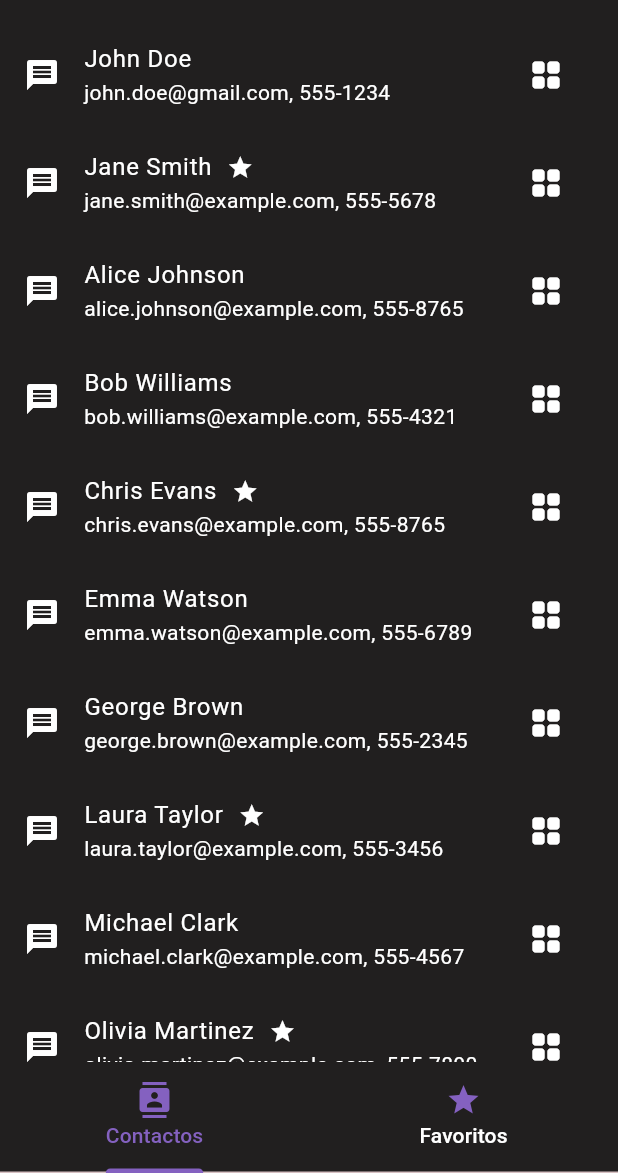
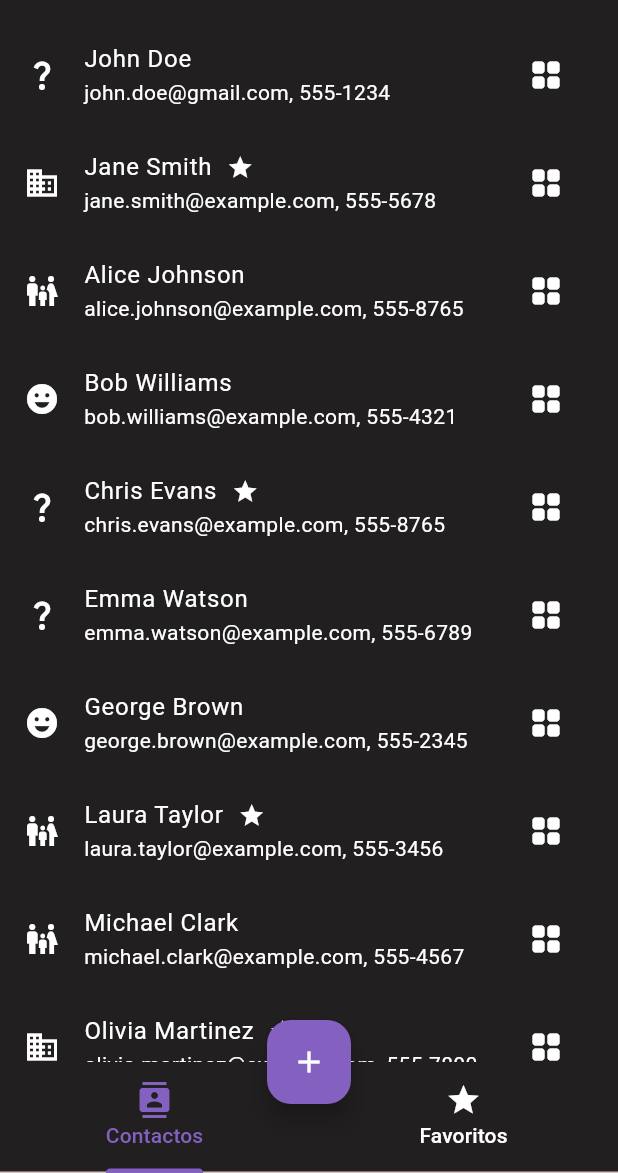
Before and after one commit to joseaej/Agenda, a Flutter app: the screen it shows after launch, on a phone screen of 412 x 824 dp, the part 63-1236 px from its top. Run offline on Flutter 3.47's test engine with Material 3 defaults, Android fonts, the phone set to English and light mode, and no system bars; our stand-ins replace font_awesome_flutter.

Commit message:
update contactsPage.dart

```diff
--- a/lib/main.dart
+++ b/lib/main.dart
@@ -11,36 +11,254 @@ void main() {
 }
 
 var agenda = AgendaData(contacts: [
-    Contact(id: 1, name: "John", surname: "Doe", email: "john.doe@gmail.com", phone: "555-1234", birthdate: DateTime(1996, 7, 19)),
-    Contact(id: 2, name: "Jane", surname: "Smith", email: "jane.smith@example.com", phone: "555-5678", birthdate: DateTime(1990, 12, 5), isFavorite: true, labels: ["Work", "VIP"]),
-    Contact(id: 3, name: "Alice", surname: "Johnson", email: "alice.johnson@example.com", phone: "555-8765", birthdate: DateTime(1985, 3, 15), labels: ["Family"]),
-    Contact(id: 4, name: "Bob", surname: "Williams", email: "bob.williams@example.com", phone: "555-4321", birthdate: DateTime(1982, 8, 23), labels: ["Friend", "Gym"]),
-    Contact(id: 5, name: "Chris", surname: "Evans", email: "chris.evans@example.com", phone: "555-8765", birthdate: DateTime(1992, 2, 20), isFavorite: true, labels: ["Work"]),
-    Contact(id: 6, name: "Emma", surname: "Watson", email: "emma.watson@example.com", phone: "555-6789", birthdate: DateTime(1991, 4, 15), labels: ["VIP", "Work"]),
-    Contact(id: 7, name: "George", surname: "Brown", email: "george.brown@example.com", phone: "555-2345", birthdate: DateTime(1987, 5, 10), labels: ["Friend"]),
-    Contact(id: 8, name: "Laura", surname: "Taylor", email: "laura.taylor@example.com", phone: "555-3456", birthdate: DateTime(1995, 10, 30), isFavorite: true, labels: ["Family", "VIP"]),
-    Contact(id: 9, name: "Michael", surname: "Clark", email: "michael.clark@example.com", phone: "555-4567", birthdate: DateTime(1983, 11, 22), labels: ["Friend", "Gym"]),
-    Contact(id: 10, name: "Olivia", surname: "Martinez", email: "olivia.martinez@example.com", phone: "555-7890", birthdate: DateTime(1997, 1, 18), isFavorite: true, labels: ["Work"]),
-    Contact(id: 11, name: "Daniel", surname: "Moore", email: "daniel.moore@example.com", phone: "555-6543", birthdate: DateTime(1994, 6, 14), labels: ["Family"]),
-    Contact(id: 12, name: "Sophia", surname: "Lee", email: "sophia.lee@example.com", phone: "555-9876", birthdate: DateTime(1993, 8, 22), isFavorite: false, labels: ["VIP"]),
-    Contact(id: 13, name: "James", surname: "Harris", email: "james.harris@example.com", phone: "555-2134", birthdate: DateTime(1998, 3, 9), labels: ["Gym"]),
-    Contact(id: 14, name: "Liam", surname: "Clarkson", email: "liam.clarkson@example.com", phone: "555-5647", birthdate: DateTime(1992, 9, 25), isFavorite: true, labels: ["Work", "Family"]),
-    Contact(id: 15, name: "Mia", surname: "Martinez", email: "mia.martinez@example.com", phone: "555-3465", birthdate: DateTime(1988, 7, 13), labels: ["VIP"]),
-    Contact(id: 16, name: "Elijah", surname: "Taylor", email: "elijah.taylor@example.com", phone: "555-1765", birthdate: DateTime(1990, 11, 30), labels: ["Friend", "Family"]),
-    Contact(id: 17, name: "Isabella", surname: "Allen", email: "isabella.allen@example.com", phone: "555-7654", birthdate: DateTime(1984, 4, 28), isFavorite: true, labels: ["Family"]),
-    Contact(id: 18, name: "Aiden", surname: "Young", email: "aiden.young@example.com", phone: "555-9873", birthdate: DateTime(1995, 12, 16), labels: ["Gym"]),
-    Contact(id: 19, name: "Emily", surname: "King", email: "emily.king@example.com", phone: "555-3125", birthdate: DateTime(1999, 2, 7), labels: ["VIP"]),
-    Contact(id: 20, name: "Benjamin", surname: "Perez", email: "benjamin.perez@example.com", phone: "555-4562", birthdate: DateTime(1991, 10, 3), labels: ["Work", "Friend"]),
-    Contact(id: 21, name: "Abigail", surname: "Robinson", email: "abigail.robinson@example.com", phone: "555-6547", birthdate: DateTime(1986, 3, 24), isFavorite: false),
-    Contact(id: 22, name: "Lucas", surname: "Scott", email: "lucas.scott@example.com", phone: "555-4589", birthdate: DateTime(1982, 6, 29), labels: ["Friend"]),
-    Contact(id: 23, name: "Amelia", surname: "Campbell", email: "amelia.campbell@example.com", phone: "555-7864", birthdate: DateTime(1994, 7, 15), labels: ["VIP"]),
-    Contact(id: 24, name: "Henry", surname: "Turner", email: "henry.turner@example.com", phone: "555-2943", birthdate: DateTime(1990, 8, 20), labels: ["Family", "Work"]),
-    Contact(id: 25, name: "Victoria", surname: "Phillips", email: "victoria.phillips@example.com", phone: "555-9156", birthdate: DateTime(1989, 9, 5), labels: ["Friend"]),
-    Contact(id: 26, name: "Jack", surname: "Collins", email: "jack.collins@example.com", phone: "555-3675", birthdate: DateTime(1998, 1, 30), isFavorite: true, labels: ["Work"]),
-    Contact(id: 27, name: "Harper", surname: "Evans", email: "harper.evans@example.com", phone: "555-4768", birthdate: DateTime(1995, 5, 14), labels: ["VIP"]),
-    Contact(id: 28, name: "Alexander", surname: "Wright", email: "alexander.wright@example.com", phone: "555-2347", birthdate: DateTime(1983, 12, 19), labels: ["Friend", "Family"]),
-    Contact(id: 29, name: "Grace", surname: "Baker", email: "grace.baker@example.com", phone: "555-8794", birthdate: DateTime(1987, 11, 11), isFavorite: false, labels: ["Gym"]),
-    Contact(id: 30, name: "Sebastian", surname: "Green", email: "sebastian.green@example.com", phone: "555-2143", birthdate: DateTime(1993, 4, 18), labels: ["Work"]),
+  Contact(
+      id: 1,
+      name: "John",
+      surname: "Doe",
+      email: "john.doe@gmail.com",
+      phone: "555-1234",
+      birthdate: DateTime(1996, 7, 19)),
+  Contact(
+      id: 2,
+      name: "Jane",
+      surname: "Smith",
+      email: "jane.smith@example.com",
+      phone: "555-5678",
+      birthdate: DateTime(1990, 12, 5),
+      isFavorite: true,
+      labels: ["Trabajo", "VIP"]),
+  Contact(
+      id: 3,
+      name: "Alice",
+      surname: "Johnson",
+      email: "alice.johnson@example.com",
+      phone: "555-8765",
+      birthdate: DateTime(1985, 3, 15),
+      labels: ["Familia"]),
+  Contact(
+      id: 4,
+      name: "Bob",
+      surname: "Williams",
+      email: "bob.williams@example.com",
+      phone: "555-4321",
+      birthdate: DateTime(1982, 8, 23),
+      labels: ["Amistad", "Gym"]),
+  Contact(
+      id: 5,
+      name: "Chris",
+      surname: "Evans",
+      email: "chris.evans@example.com",
+      phone: "555-8765",
+      birthdate: DateTime(1992, 2, 20),
+      isFavorite: true,
+      labels: ["Work"]),
+  Contact(
+      id: 6,
+      name: "Emma",
+      surname: "Watson",
+      email: "emma.watson@example.com",
+      phone: "555-6789",
+      birthdate: DateTime(1991, 4, 15),
+      labels: ["VIP", "Trabajo"]),
+  Contact(
+      id: 7,
+      name: "George",
+      surname: "Brown",
+      email: "george.brown@example.com",
+      phone: "555-2345",
+      birthdate: DateTime(1987, 5, 10),
+      labels: ["Amistad"]),
+  Contact(
+      id: 8,
+      name: "Laura",
+      surname: "Taylor",
+      email: "laura.taylor@example.com",
+      phone: "555-3456",
+      birthdate: DateTime(1995, 10, 30),
+      isFavorite: true,
+      labels: ["Familia", "VIP"]),
+  Contact(
+      id: 9,
+      name: "Michael",
+      surname: "Clark",
+      email: "michael.clark@example.com",
+      phone: "555-4567",
+      birthdate: DateTime(1983, 11, 22),
+      labels: ["Familia", "Gym"]),
+  Contact(
+      id: 10,
+      name: "Olivia",
+      surname: "Martinez",
+      email: "olivia.martinez@example.com",
+      phone: "555-7890",
+      birthdate: DateTime(1997, 1, 18),
+      isFavorite: true,
+      labels: ["Trabajo"]),
+  Contact(
+      id: 11,
+      name: "Daniel",
+      surname: "Moore",
+      email: "daniel.moore@example.com",
+      phone: "555-6543",
+      birthdate: DateTime(1994, 6, 14),
+      labels: ["Familia"]),
+  Contact(
+      id: 12,
+      name: "Sophia",
+      surname: "Lee",
+      email: "sophia.lee@example.com",
+      phone: "555-9876",
+      birthdate: DateTime(1993, 8, 22),
+      isFavorite: false,
+      labels: ["VIP"]),
+  Contact(
+      id: 13,
+      name: "James",
+      surname: "Harris",
+      email: "james.harris@example.com",
+      phone: "555-2134",
+      birthdate: DateTime(1998, 3, 9),
+      labels: ["Gym"]),
+  Contact(
+      id: 14,
+      name: "Liam",
+      surname: "Clarkson",
+      email: "liam.clarkson@example.com",
+      phone: "555-5647",
+      birthdate: DateTime(1992, 9, 25),
+      isFavorite: true,
+      labels: ["Trabajo", "Familia"]),
+  Contact(
+      id: 15,
+      name: "Mia",
+      surname: "Martinez",
+      email: "mia.martinez@example.com",
+      phone: "555-3465",
+      birthdate: DateTime(1988, 7, 13),
+      labels: ["VIP"]),
+  Contact(
+      id: 16,
+      name: "Elijah",
+      surname: "Taylor",
+      email: "elijah.taylor@example.com",
+      phone: "555-1765",
+      birthdate: DateTime(1990, 11, 30),
+      labels: ["Amistad", "Familia"]),
+  Contact(
+      id: 17,
+      name: "Isabella",
+      surname: "Allen",
+      email: "isabella.allen@example.com",
+      phone: "555-7654",
+      birthdate: DateTime(1984, 4, 28),
+      isFavorite: true,
+      labels: ["Familia"]),
+  Contact(
+      id: 18,
+      name: "Aiden",
+      surname: "Young",
+      email: "aiden.young@example.com",
+      phone: "555-9873",
+      birthdate: DateTime(1995, 12, 16),
+      labels: ["Gym"]),
+  Contact(
+      id: 19,
+      name: "Emily",
+      surname: "King",
+      email: "emily.king@example.com",
+      phone: "555-3125",
+      birthdate: DateTime(1999, 2, 7),
+      labels: ["VIP"]),
+  Contact(
+      id: 20,
+      name: "Benjamin",
+      surname: "Perez",
+      email: "benjamin.perez@example.com",
+      phone: "555-4562",
+      birthdate: DateTime(1991, 10, 3),
+      labels: ["Trabajo", "Amistad"]),
+  Contact(
+      id: 21,
+      name: "Abigail",
+      surname: "Robinson",
+      email: "abigail.robinson@example.com",
+      phone: "555-6547",
+      birthdate: DateTime(1986, 3, 24),
+      isFavorite: false),
+  Contact(
+      id: 22,
+      name: "Lucas",
+      surname: "Scott",
+      email: "lucas.scott@example.com",
+      phone: "555-4589",
+      birthdate: DateTime(1982, 6, 29),
+      labels: ["Amistad"]),
+  Contact(
+      id: 23,
+      name: "Amelia",
+      surname: "Campbell",
+      email: "amelia.campbell@example.com",
+      phone: "555-7864",
+      birthdate: DateTime(1994, 7, 15),
+      labels: ["VIP"]),
+  Contact(
+      id: 24,
+      name: "Henry",
+      surname: "Turner",
+      email: "henry.turner@example.com",
+      phone: "555-2943",
+      birthdate: DateTime(1990, 8, 20),
+      labels: ["Familia", "Trabajo"]),
+  Contact(
+      id: 25,
+      name: "Victoria",
+      surname: "Phillips",
+      email: "victoria.phillips@example.com",
+      phone: "555-9156",
+      birthdate: DateTime(1989, 9, 5),
+      labels: ["Amistad"]),
+  Contact(
+      id: 26,
+      name: "Jack",
+      surname: "Collins",
+      email: "jack.collins@example.com",
+      phone: "555-3675",
+      birthdate: DateTime(1998, 1, 30),
+      isFavorite: true,
+      labels: ["Trabajo"]),
+  Contact(
+      id: 27,
+      name: "Harper",
+      surname: "Evans",
+      email: "harper.evans@example.com",
+      phone: "555-4768",
+      birthdate: DateTime(1995, 5, 14),
+      labels: ["VIP"]),
+  Contact(
+      id: 28,
+      name: "Alexander",
+      surname: "Wright",
+      email: "alexander.wright@example.com",
+      phone: "555-2347",
+      birthdate: DateTime(1983, 12, 19),
+      labels: ["Amistad", "Familia"]),
+  Contact(
+      id: 29,
+      name: "Grace",
+      surname: "Baker",
+      email: "grace.baker@example.com",
+      phone: "555-8794",
+      birthdate: DateTime(1987, 11, 11),
+      isFavorite: false,
+      labels: ["Gym"]),
+  Contact(
+      id: 30,
+      name: "Sebastian",
+      surname: "Green",
+      email: "sebastian.green@example.com",
+      phone: "555-2143",
+      birthdate: DateTime(1993, 4, 18),
+      labels: ["Trabajo"]),
 ]);
 
 class MyApp extends StatelessWidget {
@@ -51,14 +269,13 @@ class MyApp extends StatelessWidget {
     return ChangeNotifierProvider(
         create: (context) => agenda,
         child: MaterialApp(
+            debugShowCheckedModeBanner: false,
             title: 'Agenda',
             theme: ThemeData(
               colorScheme: ColorScheme.fromSeed(
                   seedColor: const Color.fromARGB(235, 33, 31, 31)),
               useMaterial3: true,
             ),
-      home: const ContactPage()
-      )
-    );
+            home: const ContactPage()));
   }
 }
--- a/lib/pages/contactDetailsPage.dart
+++ b/lib/pages/contactDetailsPage.dart
@@ -229,15 +229,52 @@ class _ContactDetailsPageState extends State<ContactDetailsPage> {
 
                   List<String> updatedLabels = inputText
                       .split(",")
+                      .where((label) => label.isNotEmpty)
                       .map((label) =>
                           label[0].toUpperCase() + label.substring(1))
-                      .where((label) => label.isNotEmpty)
                       .map((label) => label.trim())
                       .toList();
 
                   contact.labels = updatedLabels;
                   setState(() {
-
+                    switch ((contact.labels.isEmpty)
+                        ? "Desconocido"
+                        : contact.labels[0]) {
+                      case "Amistad":
+                        iconolabel = Icon(
+                          Icons.person,
+                          color: Colors.white,
+                          size: 120,
+                        );
+                        break;
+                      case "Trabajo":
+                        iconolabel = Icon(
+                          Icons.work,
+                          color: Colors.white,
+                          size: 120,
+                        );
+                        break;
+                      case "casa":
+                        iconolabel = Icon(
+                          Icons.house,
+                          color: Colors.white,
+                          size: 120,
+                        );
+                        break;
+                      case "Gym":
+                        iconolabel = Icon(
+                          Icons.sports_gymnastics,
+                          color: Colors.white,
+                          size: 120,
+                        );
+                        break;
+                      default:
+                        iconolabel = Icon(
+                          Icons.question_mark,
+                          color: Colors.white,
+                          size: 120,
+                        );
+                    }
                   });
                   print("Etiquetas actualizadas: ${contact.labels}");
 
--- a/lib/pages/contactsPage.dart
+++ b/lib/pages/contactsPage.dart
@@ -1,6 +1,8 @@
 // ignore_for_file: prefer_const_constructors
 
 import 'package:agenda/datas/agenda_data.dart';
+import 'package:agenda/datas/contactdata.dart';
+import 'package:agenda/pages/editPage.dart';
 import 'package:flutter/material.dart';
 import 'package:provider/provider.dart';
 import 'package:font_awesome_flutter/font_awesome_flutter.dart';
@@ -13,8 +15,11 @@ class ContactPage extends StatefulWidget {
 }
 
 class _ContactPageState extends State<ContactPage> {
+  Icon icono = Icon(Icons.battery_unknown_outlined);
   @override
   Widget build(BuildContext context) {
+    var state = Provider.of<AgendaData>;
+    return Consumer<AgendaData>(builder: (context, state, child) {
       return SafeArea(
         child: DefaultTabController(
           length: 2,
@@ -28,9 +33,22 @@ class _ContactPageState extends State<ContactPage> {
                 _listFavorite(),
               ],
             ),
+            floatingActionButton: FloatingActionButton(
+              onPressed: () {
+                Navigator.of(context).pop(EditPage());
+              },
+              backgroundColor: Color.fromARGB(255, 132, 97, 192),
+              child: Icon(
+                Icons.add,
+                color: Colors.white,
+              ),
+            ),
+            floatingActionButtonLocation:
+                FloatingActionButtonLocation.centerDocked,
           ),
         ),
       );
+    });
   }
 
   Widget _contactList() {
@@ -40,8 +58,52 @@ class _ContactPageState extends State<ContactPage> {
           itemCount: state.contacts.length,
           itemBuilder: (context, index) {
             final contact = state.contacts[index];
+            final List<String> updatedLabels = contact.labels
+                .where((label) => label.isNotEmpty)
+                .map((label) => label[0].toUpperCase() + label.substring(1))
+                .map((label) => label.trim())
+                .toList();
+            contact.labels = updatedLabels;
+            switch (
+                (contact.labels.isEmpty) ? "Desconocido" : contact.labels[0]) {
+              case "Amistad":
+                icono = Icon(
+                  Icons.emoji_emotions,
+                  color: Colors.white,
+                );
+                break;
+              case "Trabajo":
+                icono = Icon(
+                  Icons.business,
+                  color: Colors.white,
+                );
+                break;
+              case "Casa":
+                icono = Icon(
+                  Icons.house,
+                  color: Colors.white,
+                );
+                break;
+              case "Familia":
+                icono = Icon(
+                  Icons.family_restroom,
+                  color: Colors.white,
+                );
+                break;
+              case "Gym":
+                icono = Icon(
+                  Icons.fitness_center,
+                  color: Colors.white,
+                );
+                break;
+              default:
+                icono = Icon(
+                  Icons.question_mark,
+                  color: Colors.white,
+                );
+            }
             return ListTile(
-              leading: Icon(Icons.message, color: Colors.white),
+              leading: icono,
               title: Row(
                 children: [
                   Text(
@@ -49,8 +111,10 @@ class _ContactPageState extends State<ContactPage> {
                     style: TextStyle(color: Colors.white),
                   ),
                   if (contact.isFavorite)
-                    Padding(padding: EdgeInsets.fromLTRB(10,0,0,0),
-                    child: Icon(Icons.star, color: Colors.white, size: 18),)
+                    Padding(
+                      padding: EdgeInsets.fromLTRB(10, 0, 0, 0),
+                      child: Icon(Icons.star, color: Colors.white, size: 18),
+                    )
                 ],
               ),
               subtitle: Text(
@@ -71,13 +135,14 @@ class _ContactPageState extends State<ContactPage> {
   Widget _listFavorite() {
     return Consumer<AgendaData>(
       builder: (context, state, child) {
-        final favoriteContacts = state.contacts.where((contact) => contact.isFavorite).toList();
+        final favoriteContacts =
+            state.contacts.where((contact) => contact.isFavorite).toList();
         return ListView.builder(
           itemCount: favoriteContacts.length,
           itemBuilder: (context, index) {
             final contact = favoriteContacts[index];
             return ListTile(
-              leading: Icon(Icons.battery_unknown_outlined),
+              leading: icono,
               title: Row(
                 children: [
                   Text(
@@ -85,8 +150,10 @@ class _ContactPageState extends State<ContactPage> {
                     style: TextStyle(color: Colors.white),
                   ),
                   if (contact.isFavorite)
-                    Padding(padding: EdgeInsets.fromLTRB(10,0,0,0),
-                    child: Icon(Icons.star, color: Colors.white, size: 18),)
+                    Padding(
+                      padding: EdgeInsets.fromLTRB(10, 0, 0, 0),
+                      child: Icon(Icons.star, color: Colors.white, size: 18),
+                    )
                 ],
               ),
               subtitle: Text(
@@ -105,17 +172,22 @@ class _ContactPageState extends State<ContactPage> {
   }
 
   TabBar get _tabbar => TabBar(
-    labelStyle: TextStyle(color: Color.fromARGB(255, 132, 97, 192),),
+        labelStyle: TextStyle(
+          color: Color.fromARGB(255, 132, 97, 192),
+        ),
         unselectedLabelStyle: TextStyle(color: Colors.white),
-
         indicatorColor: Color.fromARGB(255, 132, 97, 192),
         tabs: const [
           Tab(
-        icon: Icon(Icons.contacts,color: Color.fromARGB(255, 132, 97, 192),),
+            icon: Icon(
+              Icons.contacts,
+            ),
             text: "Contactos",
           ),
           Tab(
-        icon: Icon(Icons.star,color: Color.fromARGB(255, 132, 97, 192),),
+            icon: Icon(
+              Icons.star,
+            ),
             text: "Favoritos",
           ),
         ],
```
Lines whose indentation alone changed are shown as unchanged.
